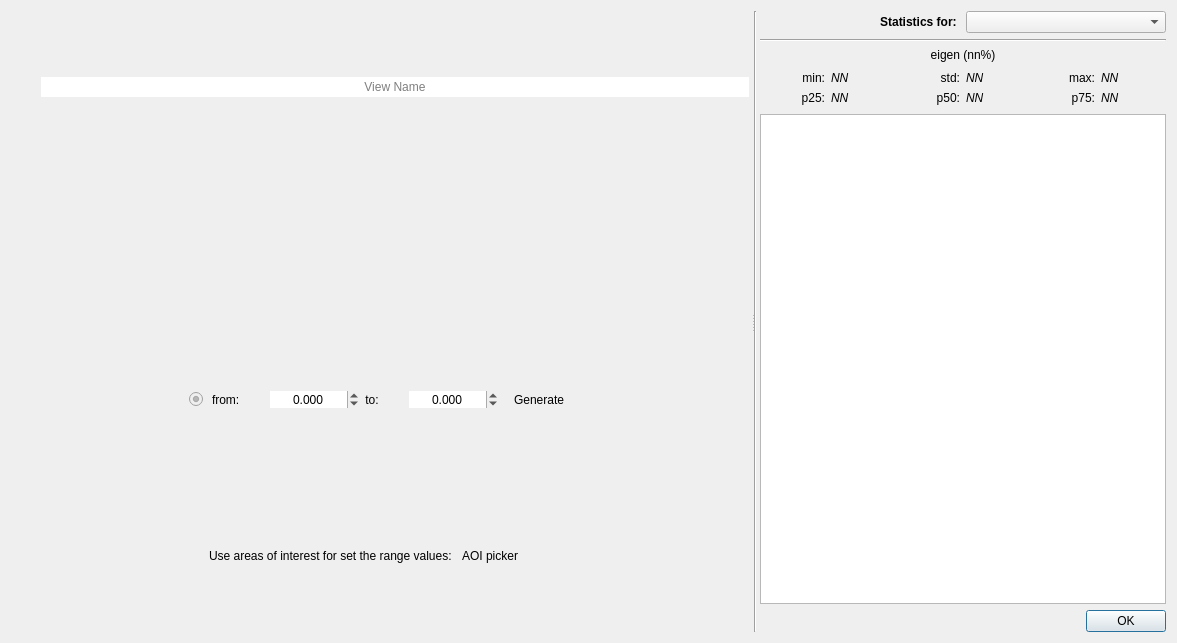
Before: the Qt Designer form ui/component_analysis_dialog.ui in SMByC/PCA4CD, drawn with Qt 5.
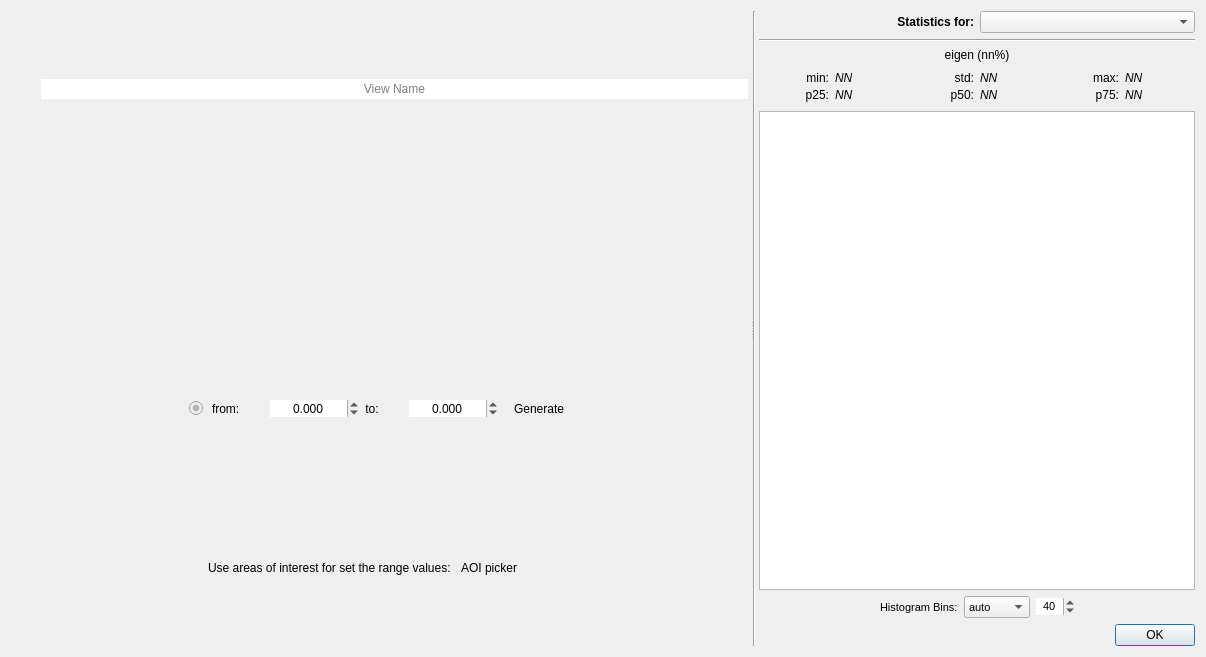
After: the same form once the commit is applied. Icons and pictures are not drawn. Custom widgets are drawn as their Qt base class.

Commit message: Feat: added the option to choose the bins of histogram plot, this can be automate compute using the numpy options, or custom value. It's possible to choose different bins options for principal component and the area of interest

```diff
--- a/ui/component_analysis_dialog.ui
+++ b/ui/component_analysis_dialog.ui
@@ -6,8 +6,8 @@
    <rect>
     <x>0</x>
     <y>0</y>
-    <width>1177</width>
-    <height>643</height>
+    <width>1206</width>
+    <height>657</height>
    </rect>
   </property>
   <layout class="QHBoxLayout" name="horizontalLayout">
@@ -464,7 +464,7 @@
                 </font>
                </property>
                <property name="text">
-                <string>Statistics for: </string>
+                <string>Statistics for:</string>
                </property>
                <property name="alignment">
                 <set>Qt::AlignRight|Qt::AlignTrailing|Qt::AlignVCenter</set>
@@ -525,6 +525,9 @@
              <property name="bottomMargin">
               <number>3</number>
              </property>
+             <property name="verticalSpacing">
+              <number>3</number>
+             </property>
              <item row="1" column="0">
               <widget class="QLabel" name="label_3">
                <property name="text">
@@ -663,6 +666,132 @@
           <item>
            <widget class="PlotWidget" name="HistogramPlot"/>
           </item>
+          <item>
+           <widget class="QWidget" name="widget_4" native="true">
+            <layout class="QHBoxLayout" name="horizontalLayout_4">
+             <property name="leftMargin">
+              <number>0</number>
+             </property>
+             <property name="topMargin">
+              <number>0</number>
+             </property>
+             <property name="rightMargin">
+              <number>0</number>
+             </property>
+             <property name="bottomMargin">
+              <number>0</number>
+             </property>
+             <item>
+              <spacer name="horizontalSpacer_7">
+               <property name="orientation">
+                <enum>Qt::Horizontal</enum>
+               </property>
+               <property name="sizeHint" stdset="0">
+                <size>
+                 <width>40</width>
+                 <height>20</height>
+                </size>
+               </property>
+              </spacer>
+             </item>
+             <item>
+              <widget class="QLabel" name="label_7">
+               <property name="font">
+                <font>
+                 <pointsize>8</pointsize>
+                </font>
+               </property>
+               <property name="text">
+                <string>Histogram Bins:</string>
+               </property>
+              </widget>
+             </item>
+             <item>
+              <widget class="QComboBox" name="HistogramTypeBins">
+               <property name="maximumSize">
+                <size>
+                 <width>16777215</width>
+                 <height>32</height>
+                </size>
+               </property>
+               <property name="font">
+                <font>
+                 <pointsize>8</pointsize>
+                </font>
+               </property>
+               <property name="sizeAdjustPolicy">
+                <enum>QComboBox::AdjustToContents</enum>
+               </property>
+               <property name="frame">
+                <bool>true</bool>
+               </property>
+               <item>
+                <property name="text">
+                 <string>auto</string>
+                </property>
+               </item>
+               <item>
+                <property name="text">
+                 <string>doane</string>
+                </property>
+               </item>
+               <item>
+                <property name="text">
+                 <string>scott</string>
+                </property>
+               </item>
+               <item>
+                <property name="text">
+                 <string>rice</string>
+                </property>
+               </item>
+               <item>
+                <property name="text">
+                 <string>custom</string>
+                </property>
+               </item>
+              </widget>
+             </item>
+             <item>
+              <widget class="QSpinBox" name="HistogramCustomBins">
+               <property name="font">
+                <font>
+                 <pointsize>8</pointsize>
+                </font>
+               </property>
+               <property name="frame">
+                <bool>false</bool>
+               </property>
+               <property name="alignment">
+                <set>Qt::AlignCenter</set>
+               </property>
+               <property name="minimum">
+                <number>3</number>
+               </property>
+               <property name="maximum">
+                <number>999</number>
+               </property>
+               <property name="value">
+                <number>40</number>
+               </property>
+              </widget>
+             </item>
+             <item>
+              <spacer name="horizontalSpacer_8">
+               <property name="orientation">
+                <enum>Qt::Horizontal</enum>
+               </property>
+               <property name="sizeHint" stdset="0">
+                <size>
+                 <width>40</width>
+                 <height>20</height>
+                </size>
+               </property>
+              </spacer>
+             </item>
+            </layout>
+           </widget>
+          </item>
           <item>
            <widget class="QDialogButtonBox" name="DialogButtons">
             <property name="orientation">
```
The commit also changes 1 other file.
